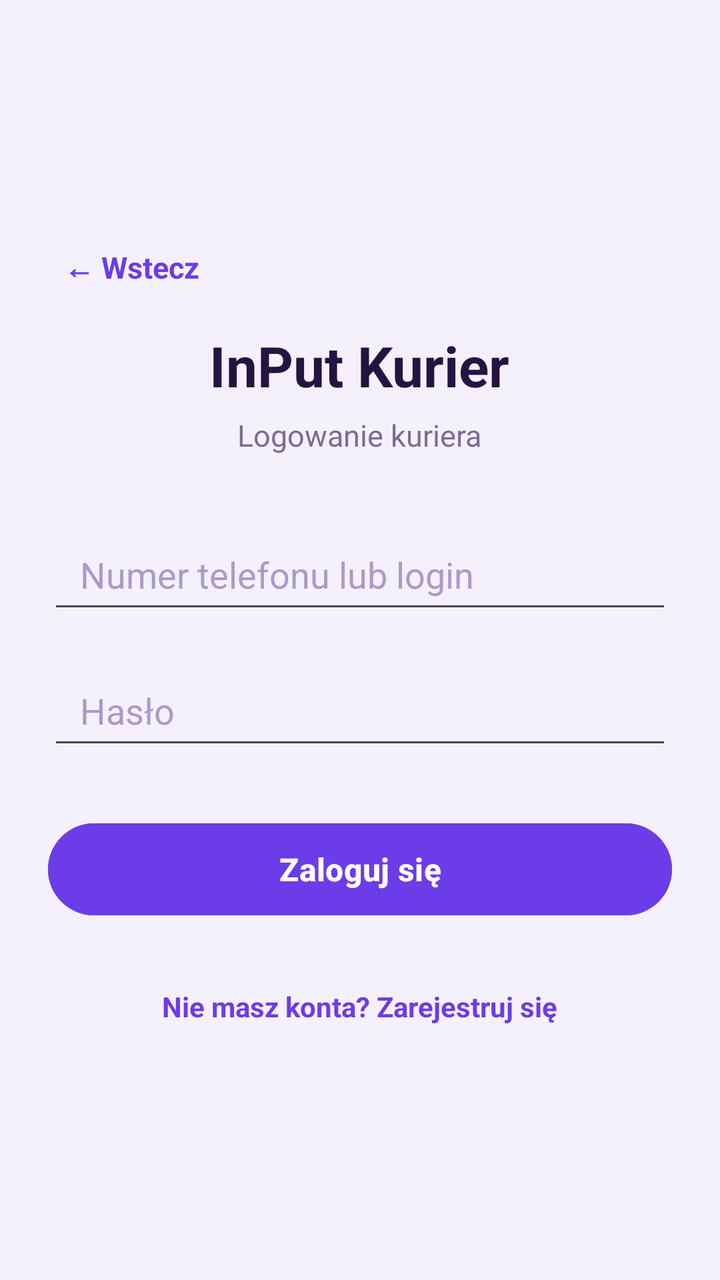
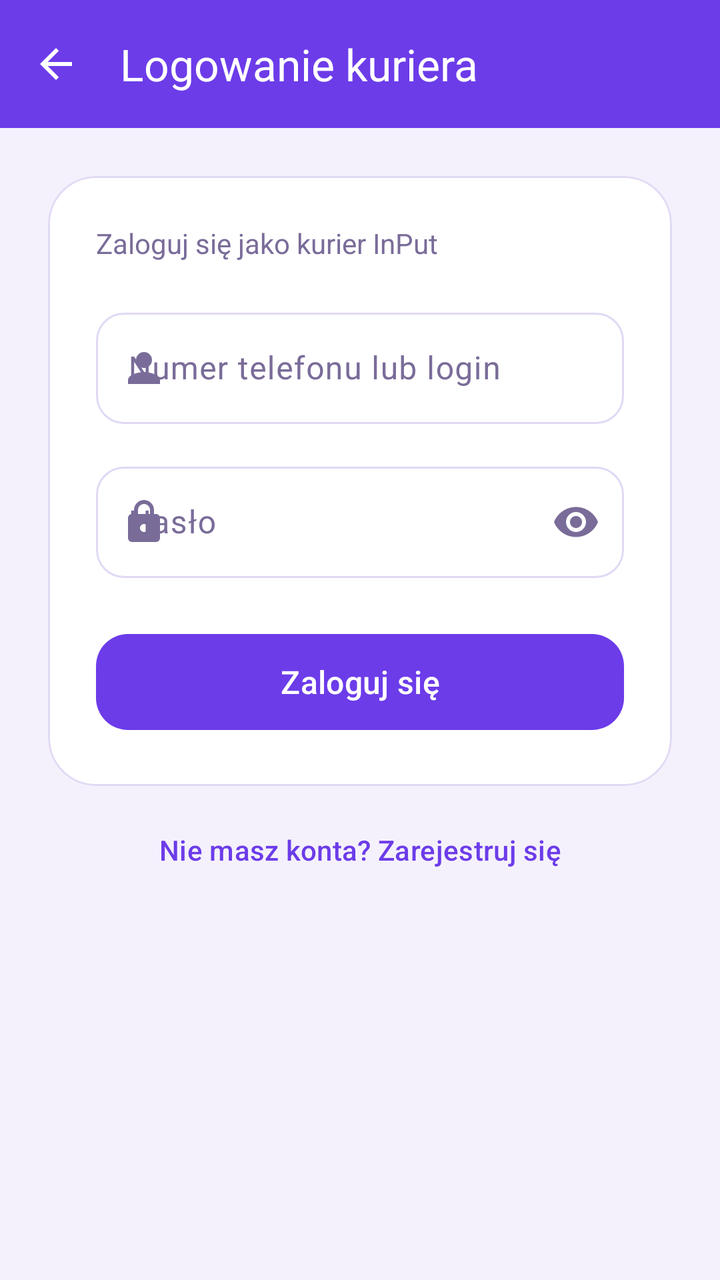

Before-and-after screenshots of an Android layout around one commit, followed by the original layout XML and the change that was made.
<!-- AndroidManifest.xml: application theme Theme.DemoEmptyActivity -->
<!-- res/layout/activity_login_courier.xml -->
<?xml version="1.0" encoding="utf-8"?>
<androidx.appcompat.widget.LinearLayoutCompat
        xmlns:android="http://schemas.android.com/apk/res/android"
        xmlns:tools="http://schemas.android.com/tools"
        android:id="@+id/main"
        android:layout_width="match_parent"
        android:layout_height="match_parent"
        android:orientation="vertical"
        android:gravity="center"
        android:padding="24dp"
        android:background="@color/purple_background"
        tools:context=".LoginCourierActivity">

    <TextView
            android:id="@+id/btnBack"
            android:layout_width="wrap_content"
            android:layout_height="wrap_content"
            android:layout_gravity="start"
            android:text="← Wstecz"
            android:textColor="@color/purple_primary"
            android:textSize="15sp"
            android:textStyle="bold"
            android:clickable="true"
            android:focusable="true"
            android:padding="8dp"
            android:layout_marginBottom="12dp" />

    <TextView
            android:id="@+id/tvTitle"
            android:layout_width="wrap_content"
            android:layout_height="wrap_content"
            android:text="InPut Kurier"
            android:textSize="28sp"
            android:textStyle="bold"
            android:textColor="@color/text_dark"
            android:layout_marginBottom="6dp" />

    <TextView
            android:id="@+id/tvSubtitle"
            android:layout_width="wrap_content"
            android:layout_height="wrap_content"
            android:text="Logowanie kuriera"
            android:textSize="15sp"
            android:textColor="@color/text_muted"
            android:layout_marginBottom="32dp" />

    <EditText
            android:id="@+id/etLogin"
            android:layout_width="match_parent"
            android:layout_height="52dp"
            android:hint="Numer telefonu lub login"
            android:inputType="text"
            android:paddingStart="16dp"
            android:paddingEnd="16dp"
            android:textColor="@color/text_dark"
            android:textColorHint="@color/hint_muted"
            android:layout_marginBottom="16dp" />

    <EditText
            android:id="@+id/etPassword"
            android:layout_width="match_parent"
            android:layout_height="52dp"
            android:hint="Hasło"
            android:inputType="textPassword"
            android:paddingStart="16dp"
            android:paddingEnd="16dp"
            android:textColor="@color/text_dark"
            android:textColorHint="@color/hint_muted"
            android:layout_marginBottom="28dp" />

    <Button
            android:id="@+id/btnSubmit"
            android:layout_width="match_parent"
            android:layout_height="54dp"
            android:text="Zaloguj się"
            android:textSize="16sp"
            android:textStyle="bold"
            android:textColor="@color/white"
            android:backgroundTint="@color/purple_primary" />

    <TextView
            android:id="@+id/tvGoRegister"
            android:layout_width="wrap_content"
            android:layout_height="wrap_content"
            android:text="Nie masz konta? Zarejestruj się"
            android:textColor="@color/purple_primary"
            android:textSize="14sp"
            android:textStyle="bold"
            android:clickable="true"
            android:focusable="true"
            android:padding="12dp"
            android:layout_marginTop="20dp" />

</androidx.appcompat.widget.LinearLayoutCompat>
<!-- resources referenced by this layout -->
<resources>
  <color name="hint_muted">#A99BC9</color>
  <color name="purple_background">#F5F1FC</color>
  <color name="purple_primary">#6C3CE9</color>
  <color name="text_dark">#241442</color>
  <color name="text_muted">#7A6C99</color>
  <color name="white">#FFFFFFFF</color>
  <style name="Theme.DemoEmptyActivity" parent="Base.Theme.DemoEmptyActivity" />
  <style name="Base.Theme.DemoEmptyActivity" parent="Theme.Material3.DayNight.NoActionBar">
          <item name="colorPrimary">@color/purple_primary</item>
          <item name="colorPrimaryDark">@color/purple_primary_dark</item>
          <item name="colorOnPrimary">@color/white</item>
          <item name="android:windowBackground">@color/purple_background</item>
      </style>
  <color name="purple_primary_dark">#4B2AAE</color>
</resources>

<!-- the commit's change to res/layout/activity_login_courier.xml (unified diff, before → after) -->
@@ -1,94 +1,121 @@
 <?xml version="1.0" encoding="utf-8"?>
-<androidx.appcompat.widget.LinearLayoutCompat
-        xmlns:android="http://schemas.android.com/apk/res/android"
+<LinearLayout xmlns:android="http://schemas.android.com/apk/res/android"
+        xmlns:app="http://schemas.android.com/apk/res-auto"
         xmlns:tools="http://schemas.android.com/tools"
         android:id="@+id/main"
         android:layout_width="match_parent"
         android:layout_height="match_parent"
         android:orientation="vertical"
-        android:gravity="center"
-        android:padding="24dp"
         android:background="@color/purple_background"
         tools:context=".LoginCourierActivity">
 
-    <TextView
-            android:id="@+id/btnBack"
-            android:layout_width="wrap_content"
-            android:layout_height="wrap_content"
-            android:layout_gravity="start"
-            android:text="← Wstecz"
-            android:textColor="@color/purple_primary"
-            android:textSize="15sp"
-            android:textStyle="bold"
-            android:clickable="true"
-            android:focusable="true"
-            android:padding="8dp"
-            android:layout_marginBottom="12dp" />
+    <com.google.android.material.appbar.MaterialToolbar
+            android:id="@+id/toolbar"
+            android:layout_width="match_parent"
+            android:layout_height="?attr/actionBarSize"
+            android:background="@color/purple_primary"
+            app:title="Logowanie kuriera"
+            app:titleTextColor="@color/white"
+            app:navigationIcon="@drawable/ic_arrow_back"
+            app:navigationIconTint="@color/white" />
 
-    <TextView
-            android:id="@+id/tvTitle"
-            android:layout_width="wrap_content"
-            android:layout_height="wrap_content"
-            android:text="InPut Kurier"
-            android:textSize="28sp"
-            android:textStyle="bold"
-            android:textColor="@color/text_dark"
-            android:layout_marginBottom="6dp" />
+    <androidx.core.widget.NestedScrollView
+            android:layout_width="match_parent"
+            android:layout_height="match_parent">
 
-    <TextView
-            android:id="@+id/tvSubtitle"
-            android:layout_width="wrap_content"
-            android:layout_height="wrap_content"
-            android:text="Logowanie kuriera"
-            android:textSize="15sp"
-            android:textColor="@color/text_muted"
-            android:layout_marginBottom="32dp" />
+        <LinearLayout
+                android:layout_width="match_parent"
+                android:layout_height="wrap_content"
+                android:orientation="vertical"
+                android:padding="24dp">
 
-    <EditText
-            android:id="@+id/etLogin"
-            android:layout_width="match_parent"
-            android:layout_height="52dp"
-            android:hint="Numer telefonu lub login"
-            android:inputType="text"
-            android:paddingStart="16dp"
-            android:paddingEnd="16dp"
-            android:textColor="@color/text_dark"
-            android:textColorHint="@color/hint_muted"
-            android:layout_marginBottom="16dp" />
+            <com.google.android.material.card.MaterialCardView
+                    android:layout_width="match_parent"
+                    android:layout_height="wrap_content"
+                    app:cardCornerRadius="24dp"
+                    app:cardElevation="0dp"
+                    app:strokeWidth="1dp"
+                    app:strokeColor="@color/outline"
+                    app:cardBackgroundColor="@color/surface">
 
-    <EditText
-            android:id="@+id/etPassword"
-            android:layout_width="match_parent"
-            android:layout_height="52dp"
-            android:hint="Hasło"
-            android:inputType="textPassword"
-            android:paddingStart="16dp"
-            android:paddingEnd="16dp"
-            android:textColor="@color/text_dark"
-            android:textColorHint="@color/hint_muted"
-            android:layout_marginBottom="28dp" />
+                <LinearLayout
+                        android:layout_width="match_parent"
+                        android:layout_height="wrap_content"
+                        android:orientation="vertical"
+                        android:padding="24dp">
 
-    <Button
-            android:id="@+id/btnSubmit"
-            android:layout_width="match_parent"
-            android:layout_height="54dp"
-            android:text="Zaloguj się"
-            android:textSize="16sp"
-            android:textStyle="bold"
-            android:textColor="@color/white"
-            android:backgroundTint="@color/purple_primary" />
+                    <TextView
+                            android:layout_width="wrap_content"
+                            android:layout_height="wrap_content"
+                            android:text="Zaloguj się jako kurier InPut"
+                            android:textSize="14sp"
+                            android:textColor="@color/text_muted"
+                            android:layout_marginBottom="20dp" />
 
-    <TextView
-            android:id="@+id/tvGoRegister"
-            android:layout_width="wrap_content"
-            android:layout_height="wrap_content"
-            android:text="Nie masz konta? Zarejestruj się"
-            android:textColor="@color/purple_primary"
-            android:textSize="14sp"
-            android:textStyle="bold"
-            android:clickable="true"
-            android:focusable="true"
-            android:padding="12dp"
-            android:layout_marginTop="20dp" />
+                    <com.google.android.material.textfield.TextInputLayout
+                            android:id="@+id/tilLogin"
+                            style="@style/Widget.Material3.TextInputLayout.OutlinedBox"
+                            android:layout_width="match_parent"
+                            android:layout_height="wrap_content"
+                            android:hint="Numer telefonu lub login"
+                            app:startIconDrawable="@drawable/ic_person"
+                            app:boxCornerRadiusTopStart="14dp"
+                            app:boxCornerRadiusTopEnd="14dp"
+                            app:boxCornerRadiusBottomStart="14dp"
+                            app:boxCornerRadiusBottomEnd="14dp"
+                            android:layout_marginBottom="16dp">
 
-</androidx.appcompat.widget.LinearLayoutCompat>
+                        <com.google.android.material.textfield.TextInputEditText
+                                android:id="@+id/etLogin"
+                                android:layout_width="match_parent"
+                                android:layout_height="wrap_content"
+                                android:inputType="text" />
+                    </com.google.android.material.textfield.TextInputLayout>
+
+                    <com.google.android.material.textfield.TextInputLayout
+                            android:id="@+id/tilPassword"
+                            style="@style/Widget.Material3.TextInputLayout.OutlinedBox"
+                            android:layout_width="match_parent"
+                            android:layout_height="wrap_content"
+                            android:hint="Hasło"
+                            app:startIconDrawable="@drawable/ic_lock"
+                            app:endIconMode="password_toggle"
+                            app:boxCornerRadiusTopStart="14dp"
+                            app:boxCornerRadiusTopEnd="14dp"
+                            app:boxCornerRadiusBottomStart="14dp"
+                            app:boxCornerRadiusBottomEnd="14dp"
+                            android:layout_marginBottom="24dp">
+
+                        <com.google.android.material.textfield.TextInputEditText
+                                android:id="@+id/etPassword"
+                                android:layout_width="match_parent"
+                                android:layout_height="wrap_content"
+                                android:inputType="textPassword" />
+                    </com.google.android.material.textfield.TextInputLayout>
+
+                    <com.google.android.material.button.MaterialButton
+                            android:id="@+id/btnSubmit"
+                            android:layout_width="match_parent"
+                            android:layout_height="56dp"
+                            android:text="Zaloguj się"
+                            android:textSize="16sp"
+                            android:textAllCaps="false"
+                            app:cornerRadius="16dp" />
+
+                </LinearLayout>
+            </com.google.android.material.card.MaterialCardView>
+
+            <com.google.android.material.button.MaterialButton
+                    android:id="@+id/tvGoRegister"
+                    style="@style/Widget.Material3.Button.TextButton"
+                    android:layout_width="match_parent"
+                    android:layout_height="wrap_content"
+                    android:layout_marginTop="8dp"
+                    android:text="Nie masz konta? Zarejestruj się"
+                    android:textColor="@color/purple_primary"
+                    android:textAllCaps="false" />
+
+        </LinearLayout>
+    </androidx.core.widget.NestedScrollView>
+
+</LinearLayout>
<!-- resource entries referenced after the edit -->
@@ -1,18 +1,58 @@
 <!-- resources referenced by this layout -->
 <resources>
-  <color name="hint_muted">#A99BC9</color>
+  <color name="outline">#E1D9F5</color>
   <color name="purple_background">#F5F1FC</color>
   <color name="purple_primary">#6C3CE9</color>
+  <color name="surface">#FFFFFF</color>
   <color name="text_dark">#241442</color>
   <color name="text_muted">#7A6C99</color>
   <color name="white">#FFFFFFFF</color>
+  <!-- drawable ic_arrow_back (drawable) -->
+  <vector xmlns:android="http://schemas.android.com/apk/res/android"
+      android:width="24dp"
+      android:height="24dp"
+      android:viewportWidth="24"
+      android:viewportHeight="24"
+      android:tint="#FFFFFF">
+      <path
+          android:fillColor="#FF000000"
+          android:pathData="M20,11H7.83l5.59,-5.59L12,4l-8,8 8,8 1.41,-1.41L7.83,13H20v-2z"/>
+  </vector>
+  <!-- drawable ic_lock (drawable) -->
+  <vector xmlns:android="http://schemas.android.com/apk/res/android"
+      android:width="24dp"
+      android:height="24dp"
+      android:viewportWidth="24"
+      android:viewportHeight="24">
+      <path
+          android:fillColor="#FF000000"
+          android:pathData="M18,8h-1L17,6c0,-2.76 -2.24,-5 -5,-5S7,3.24 7,6v2L6,8c-1.1,0 -2,0.9 -2,2v10c0,1.1 0.9,2 2,2h12c1.1,0 2,-0.9 2,-2L20,10c0,-1.1 -0.9,-2 -2,-2zM9,6c0,-1.66 1.34,-3 3,-3s3,1.34 3,3v2L9,8L9,6zM12,17c-1.1,0 -2,-0.9 -2,-2s0.9,-2 2,-2 2,0.9 2,2 -0.9,2 -2,2z"/>
+  </vector>
+  <!-- drawable ic_person (drawable) -->
+  <vector xmlns:android="http://schemas.android.com/apk/res/android"
+      android:width="24dp"
+      android:height="24dp"
+      android:viewportWidth="24"
+      android:viewportHeight="24">
+      <path
+          android:fillColor="#FF000000"
+          android:pathData="M12,12c2.21,0 4,-1.79 4,-4s-1.79,-4 -4,-4 -4,1.79 -4,4 1.79,4 4,4zM12,14c-2.67,0 -8,1.34 -8,4v2h16v-2c0,-2.66 -5.33,-4 -8,-4z"/>
+  </vector>
   <style name="Theme.DemoEmptyActivity" parent="Base.Theme.DemoEmptyActivity" />
   <style name="Base.Theme.DemoEmptyActivity" parent="Theme.Material3.DayNight.NoActionBar">
           <item name="colorPrimary">@color/purple_primary</item>
           <item name="colorPrimaryDark">@color/purple_primary_dark</item>
           <item name="colorOnPrimary">@color/white</item>
+          <item name="colorPrimaryContainer">@color/purple_container</item>
+          <item name="colorOnPrimaryContainer">@color/text_dark</item>
+          <item name="colorSecondary">@color/purple_primary</item>
+          <item name="colorSurface">@color/surface</item>
+          <item name="colorOnSurface">@color/text_dark</item>
+          <item name="colorOnSurfaceVariant">@color/text_muted</item>
+          <item name="colorOutline">@color/outline</item>
           <item name="android:windowBackground">@color/purple_background</item>
       </style>
   <color name="purple_primary_dark">#4B2AAE</color>
+  <color name="purple_container">#EDE4FB</color>
 </resources>
 
